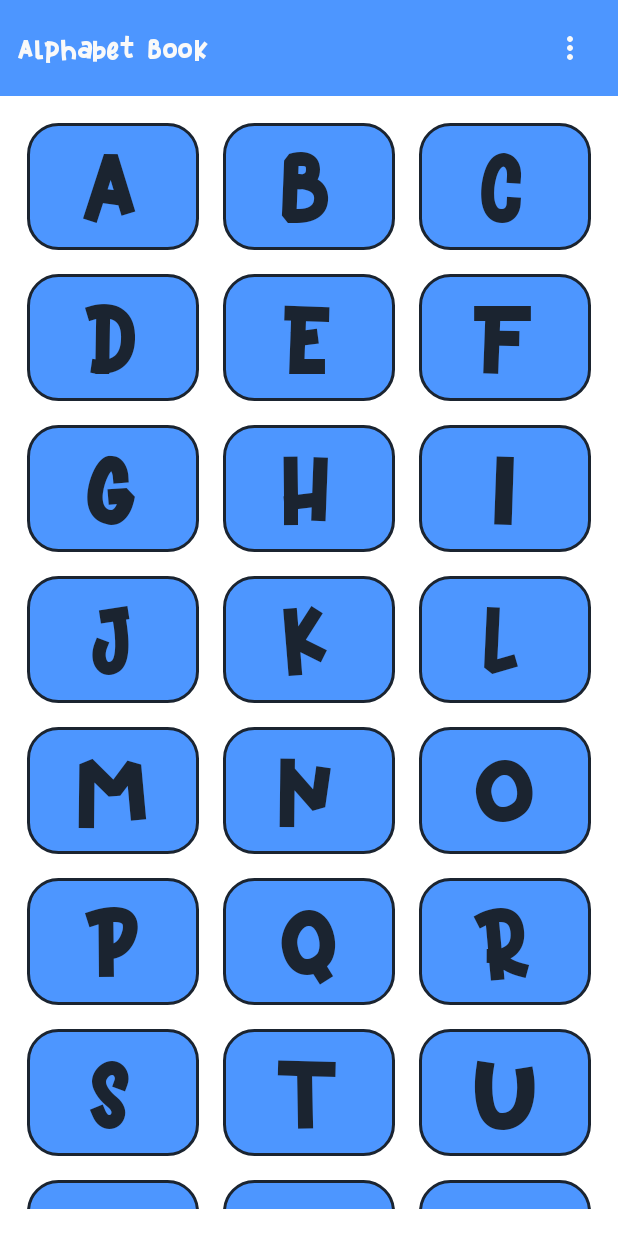
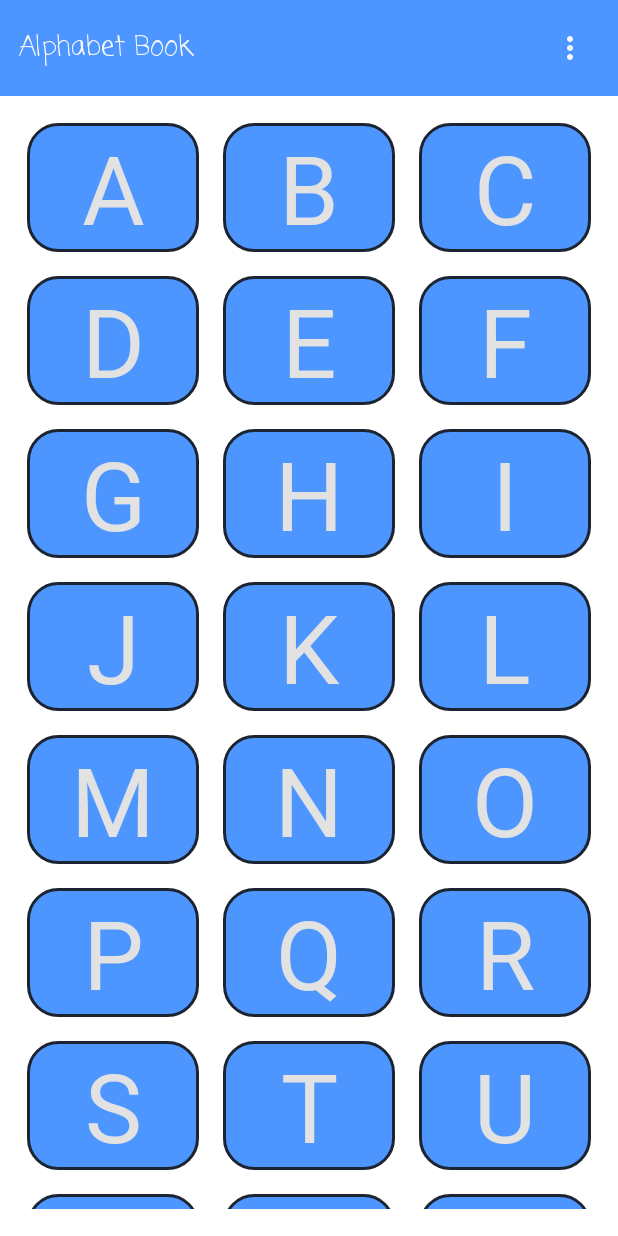
Before and after one commit to reabetsoempapa/AlphabetBook, an Android app: the screen it shows after launch (MainActivity), on a phone screen of 412 x 824 dp. Run offline under Robolectric (Android 15) with nearby library versions, the phone set to English and light mode, and no system bars.

Commit message:
Minor changes to fonts and colors

```diff
--- a/app/src/main/res/layout/activity_main.xml
+++ b/app/src/main/res/layout/activity_main.xml
@@ -24,7 +24,8 @@
             android:layout_height="wrap_content"
             android:text="@string/app_name"
             android:textSize="@dimen/overview_fontsize"
-            android:fontFamily="@font/kids_space"
+            android:fontFamily="@font/coming_soon"
+            android:textFontWeight="500"
             android:textColor="@color/white_color"
             />
 
--- a/app/src/main/res/layout/alphabet_gridview_item.xml
+++ b/app/src/main/res/layout/alphabet_gridview_item.xml
@@ -13,11 +13,11 @@
         android:layout_width="match_parent"
         android:layout_height="match_parent"
         android:textAlignment="center"
-        android:textColor="@color/black_color"
+        android:textColor="@color/cream_white_color"
         android:textSize="@dimen/grid_view_fontsize"
         android:gravity="center"
         android:layout_gravity="center"
-        android:fontFamily="@font/kids_space"
+        android:fontFamily="@font/cartoons"
         android:drawablePadding="0dp"
         android:background="@drawable/border"
         app:layout_constraintEnd_toEndOf="parent"
```
Also changed, not shown: app/src/main/res/layout/activity_alphabet_screen.xml (+4 -4 lines).
